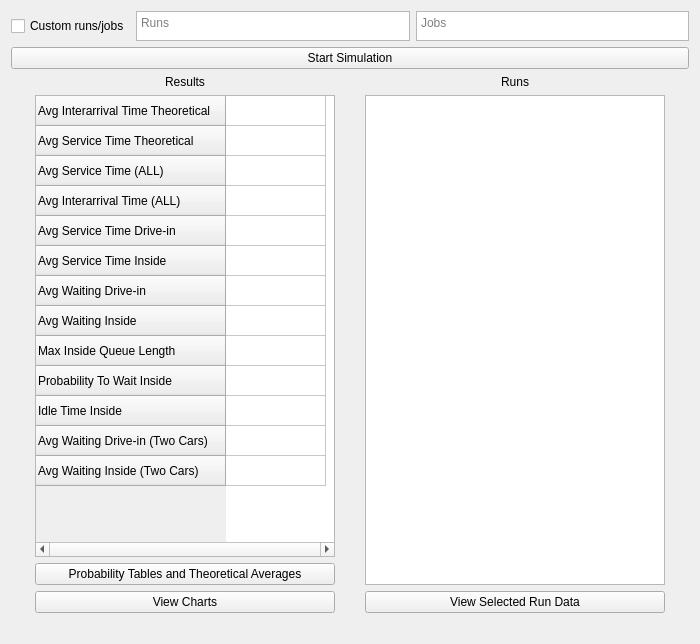
Before: the Qt Designer form mainwindow.ui in ragrag/Queue-Simulation-QT, drawn with Qt 5.
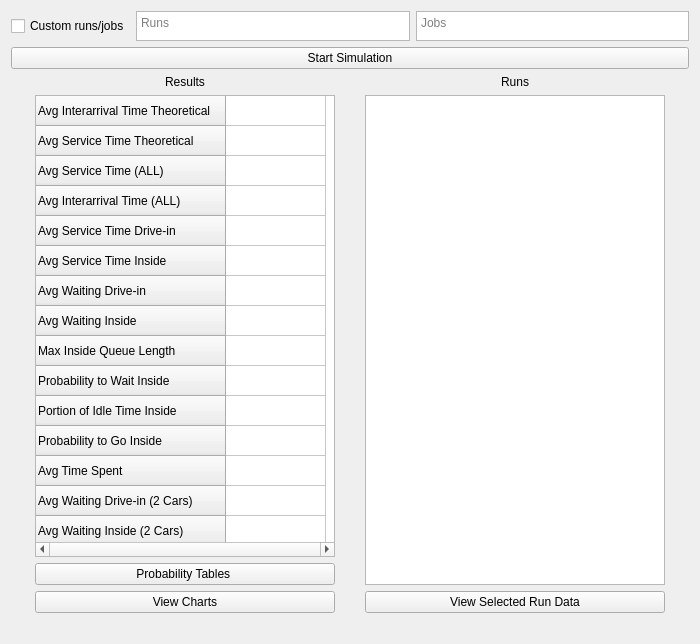
After: the same form once the commit is applied.

```diff
--- a/mainwindow.ui
+++ b/mainwindow.ui
@@ -107,7 +107,7 @@
           </property>
           <property name="maximumSize">
            <size>
-            <width>300</width>
+            <width>500</width>
             <height>16777215</height>
            </size>
           </property>
@@ -127,7 +127,7 @@
            <bool>true</bool>
           </property>
           <property name="rowCount">
-           <number>13</number>
+           <number>15</number>
           </property>
           <property name="columnCount">
            <number>1</number>
@@ -217,7 +217,7 @@
           </row>
           <row>
            <property name="text">
-            <string>Probability To Wait Inside</string>
+            <string>Probability to Wait Inside</string>
            </property>
            <property name="font">
             <font>
@@ -228,7 +228,7 @@
           </row>
           <row>
            <property name="text">
-            <string>Idle Time Inside</string>
+            <string>Portion of Idle Time Inside</string>
            </property>
            <property name="font">
             <font>
@@ -239,12 +239,22 @@
           </row>
           <row>
            <property name="text">
-            <string>Avg Waiting Drive-in (Two Cars)</string>
+            <string>Probability to Go Inside</string>
            </property>
           </row>
           <row>
            <property name="text">
-            <string>Avg Waiting Inside (Two Cars)</string>
+            <string>Avg Time Spent</string>
+           </property>
+          </row>
+          <row>
+           <property name="text">
+            <string>Avg Waiting Drive-in (2 Cars)</string>
+           </property>
+          </row>
+          <row>
+           <property name="text">
+            <string>Avg Waiting Inside (2 Cars)</string>
            </property>
           </row>
           <column/>
@@ -265,7 +275,7 @@
            </size>
           </property>
           <property name="text">
-           <string>Probability Tables and Theoretical Averages</string>
+           <string>Probability Tables </string>
           </property>
          </widget>
         </item>
```
